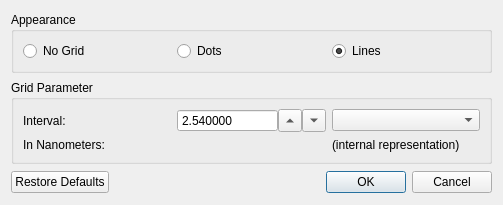
The window that libs/librepcb/common/dialogs/gridsettingsdialog.ui (LibrePCB/LibrePCB) describes before a commit, drawn with Qt 5.
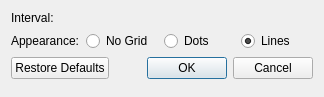
The same window after the commit. Custom widgets are drawn as their Qt base class.

Commit message:
GridSettingsDialog: Refactor and use PositiveLengthEdit
- General refactoring, cleanup and GUI enhancements
- Use PositiveLengthEdit widget to edit the grid interval (instead of
  separate spinbox, buttons and combobox widgets)

Diff of the .ui file:
```diff
--- a/libs/librepcb/common/dialogs/gridsettingsdialog.ui
+++ b/libs/librepcb/common/dialogs/gridsettingsdialog.ui
@@ -9,8 +9,8 @@
    <rect>
     <x>0</x>
     <y>0</y>
-    <width>503</width>
-    <height>205</height>
+    <width>324</width>
+    <height>97</height>
    </rect>
   </property>
   <property name="sizePolicy">
@@ -22,18 +22,25 @@
   <property name="windowTitle">
    <string>Grid Settings</string>
   </property>
-  <layout class="QVBoxLayout" name="verticalLayout">
-   <item>
-    <widget class="QGroupBox" name="groupBox">
-     <property name="sizePolicy">
-      <sizepolicy hsizetype="Preferred" vsizetype="Fixed">
-       <horstretch>0</horstretch>
-       <verstretch>0</verstretch>
-      </sizepolicy>
+  <layout class="QFormLayout" name="formLayout">
+   <item row="0" column="0">
+    <widget class="QLabel" name="label">
+     <property name="text">
+      <string>Interval:</string>
      </property>
-     <property name="title">
-      <string>Appearance</string>
+    </widget>
+   </item>
+   <item row="0" column="1">
+    <widget class="librepcb::PositiveLengthEdit" name="edtInterval" native="true"/>
+   </item>
+   <item row="1" column="0">
+    <widget class="QLabel" name="label_2">
+     <property name="text">
+      <string>Appearance:</string>
      </property>
+    </widget>
+   </item>
+   <item row="1" column="1">
      <layout class="QHBoxLayout" name="horizontalLayout">
       <item>
        <widget class="QRadioButton" name="rbtnNoGrid">
@@ -69,104 +76,8 @@
        </widget>
       </item>
      </layout>
-    </widget>
    </item>
-   <item>
-    <widget class="QGroupBox" name="groupBox_2">
-     <property name="sizePolicy">
-      <sizepolicy hsizetype="Preferred" vsizetype="Fixed">
-       <horstretch>0</horstretch>
-       <verstretch>0</verstretch>
-      </sizepolicy>
-     </property>
-     <property name="title">
-      <string>Grid Parameter</string>
-     </property>
-     <layout class="QGridLayout" name="gridLayout">
-      <item row="0" column="0">
-       <widget class="QLabel" name="label">
-        <property name="text">
-         <string>Interval:</string>
-        </property>
-       </widget>
-      </item>
-      <item row="0" column="2">
-       <widget class="QComboBox" name="cbxUnits"/>
-      </item>
-      <item row="1" column="0">
-       <widget class="QLabel" name="label_2">
-        <property name="text">
-         <string>In Nanometers:</string>
-        </property>
-       </widget>
-      </item>
-      <item row="1" column="1">
-       <widget class="QLabel" name="lblIntervalNm">
-        <property name="text">
-         <string/>
-        </property>
-        <property name="alignment">
-         <set>Qt::AlignRight|Qt::AlignTrailing|Qt::AlignVCenter</set>
-        </property>
-       </widget>
-      </item>
-      <item row="1" column="2">
-       <widget class="QLabel" name="label_4">
-        <property name="text">
-         <string>(internal representation)</string>
-        </property>
-       </widget>
-      </item>
-      <item row="0" column="1">
-       <layout class="QHBoxLayout" name="horizontalLayout_2">
-        <property name="spacing">
-         <number>0</number>
-        </property>
-        <item>
-         <widget class="QDoubleSpinBox" name="spbxInterval">
-          <property name="buttonSymbols">
-           <enum>QAbstractSpinBox::NoButtons</enum>
-          </property>
-          <property name="decimals">
-           <number>6</number>
-          </property>
-          <property name="minimum">
-           <double>0.000001000000000</double>
-          </property>
-          <property name="maximum">
-           <double>1000000000.000000000000000</double>
-          </property>
-          <property name="value">
-           <double>2.540000000000000</double>
-          </property>
-         </widget>
-        </item>
-        <item>
-         <widget class="QToolButton" name="btnMul2">
-          <property name="text">
-           <string>-</string>
-          </property>
-          <property name="arrowType">
-           <enum>Qt::UpArrow</enum>
-          </property>
-         </widget>
-        </item>
-        <item>
-         <widget class="QToolButton" name="btnDiv2">
-          <property name="text">
-           <string>+</string>
-          </property>
-          <property name="arrowType">
-           <enum>Qt::DownArrow</enum>
-          </property>
-         </widget>
-        </item>
-       </layout>
-      </item>
-     </layout>
-    </widget>
-   </item>
-   <item>
+   <item row="2" column="0" colspan="2">
     <widget class="QDialogButtonBox" name="buttonBox">
      <property name="orientation">
       <enum>Qt::Horizontal</enum>
@@ -178,6 +89,20 @@
    </item>
   </layout>
  </widget>
+ <customwidgets>
+  <customwidget>
+   <class>librepcb::PositiveLengthEdit</class>
+   <extends>QWidget</extends>
+   <header location="global">librepcb/common/widgets/positivelengthedit.h</header>
+   <container>1</container>
+  </customwidget>
+ </customwidgets>
+ <tabstops>
+  <tabstop>edtInterval</tabstop>
+  <tabstop>rbtnNoGrid</tabstop>
+  <tabstop>rbtnDots</tabstop>
+  <tabstop>rbtnLines</tabstop>
+ </tabstops>
  <resources/>
  <connections>
   <connection>
```
Left out of the diff: 35 changed lines with no effect on the pictures. Lines whose indentation alone changed are shown as unchanged. The commit also changes 2 other files.
